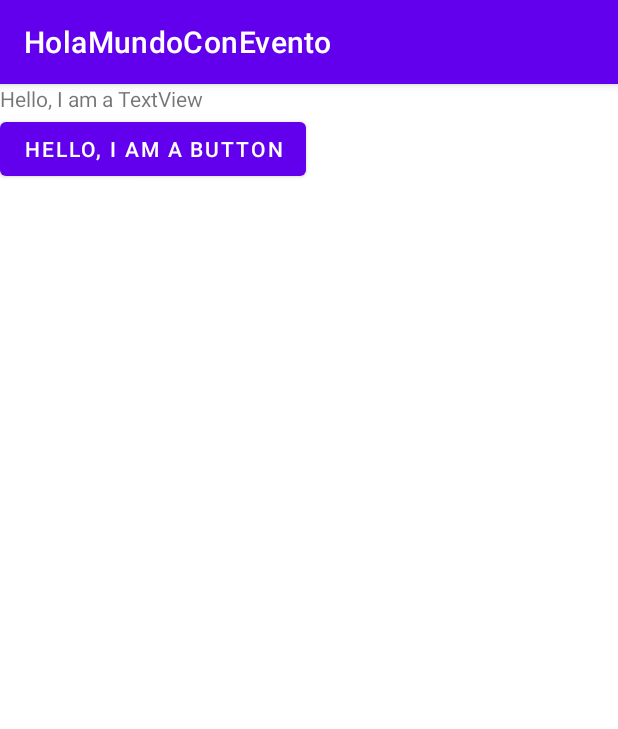
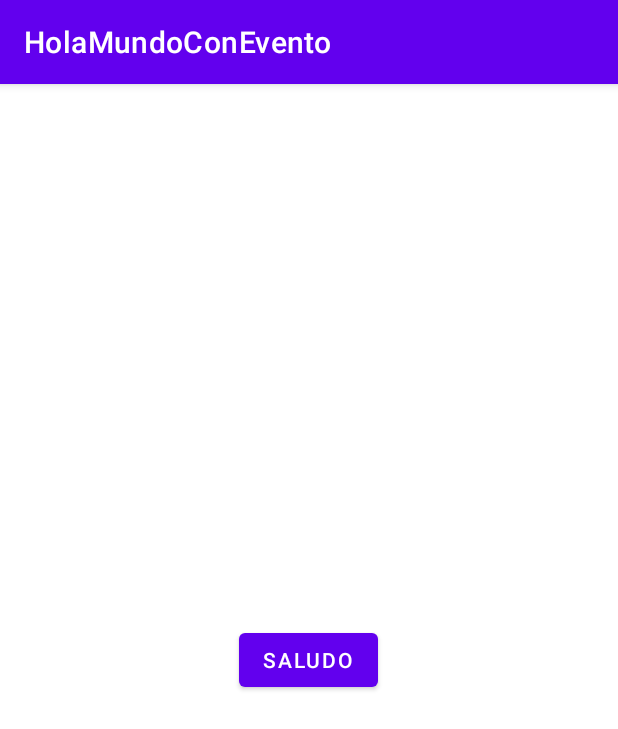
Before and after one commit to rpuigm/holamundoconevento, an Android app: the screen it shows after launch (MainActivity), on a phone screen of 412 x 824 dp. Shown: the top 729 px of the screen. Run offline under Robolectric (Android 15) with nearby library versions, the phone set to English and light mode, and no system bars.

Commit message:
feat: ejercicios 1 y 2

```diff
--- a/app/src/main/java/com/example/holamundoconevento/MainActivity.java
+++ b/app/src/main/java/com/example/holamundoconevento/MainActivity.java
@@ -3,12 +3,24 @@ package com.example.holamundoconevento;
 import androidx.appcompat.app.AppCompatActivity;
 
 import android.os.Bundle;
+import android.view.View;
+import android.widget.TextView;
 
 public class MainActivity extends AppCompatActivity {
+
+    TextView textView;
 
     @Override
     protected void onCreate(Bundle savedInstanceState) {
         super.onCreate(savedInstanceState);
-        setContentView(R.layout.interfaces);
+        setContentView(R.layout.ejercicio_2);
+
+        textView=(TextView)findViewById(R.id.textViewSaludo);
     }
+
+    public void saludando(View view){
+        textView.setVisibility(View.VISIBLE);
+    }
+
+
 }
--- /dev/null
+++ b/app/src/main/res/layout/ejercicio_2.xml
@@ -0,0 +1,30 @@
+<?xml version="1.0" encoding="utf-8"?>
+<RelativeLayout xmlns:android="http://schemas.android.com/apk/res/android"
+    xmlns:app="http://schemas.android.com/apk/res-auto"
+    xmlns:tools="http://schemas.android.com/tools"
+    android:layout_width="match_parent"
+    android:layout_height="match_parent"
+    android:gravity="center"
+    tools:context=".MainActivity">
+
+        <Button
+            android:id="@+id/btnSaludar"
+            android:layout_width="wrap_content"
+            android:layout_height="wrap_content"
+            android:text="@string/textoBoton"
+            android:layout_centerHorizontal="true"
+            android:onClick="saludando"/>
+
+        <TextView
+            android:id="@+id/textViewSaludo"
+            android:layout_width="wrap_content"
+            android:layout_height="wrap_content"
+            android:layout_below="@+id/btnSaludar"
+            android:layout_centerHorizontal="true"
+            android:layout_marginTop="-205dp"
+            android:text="@string/testoSaludo"
+            android:textColor="@color/design_default_color_error"
+            android:visibility="invisible" />
+
+
+</RelativeLayout>
--- a/app/src/main/res/values/strings.xml
+++ b/app/src/main/res/values/strings.xml
@@ -1,3 +1,5 @@
 <resources>
     <string name="app_name">HolaMundoConEvento</string>
+    <string name="textoBoton">Saludo</string>
+    <string name="testoSaludo">Hola amigos, bienvenidos al curso</string>
 </resources>
```
Also changed, not shown: app/src/main/res/layout/ejercicio_1.xml (added, +24 -0 lines).
